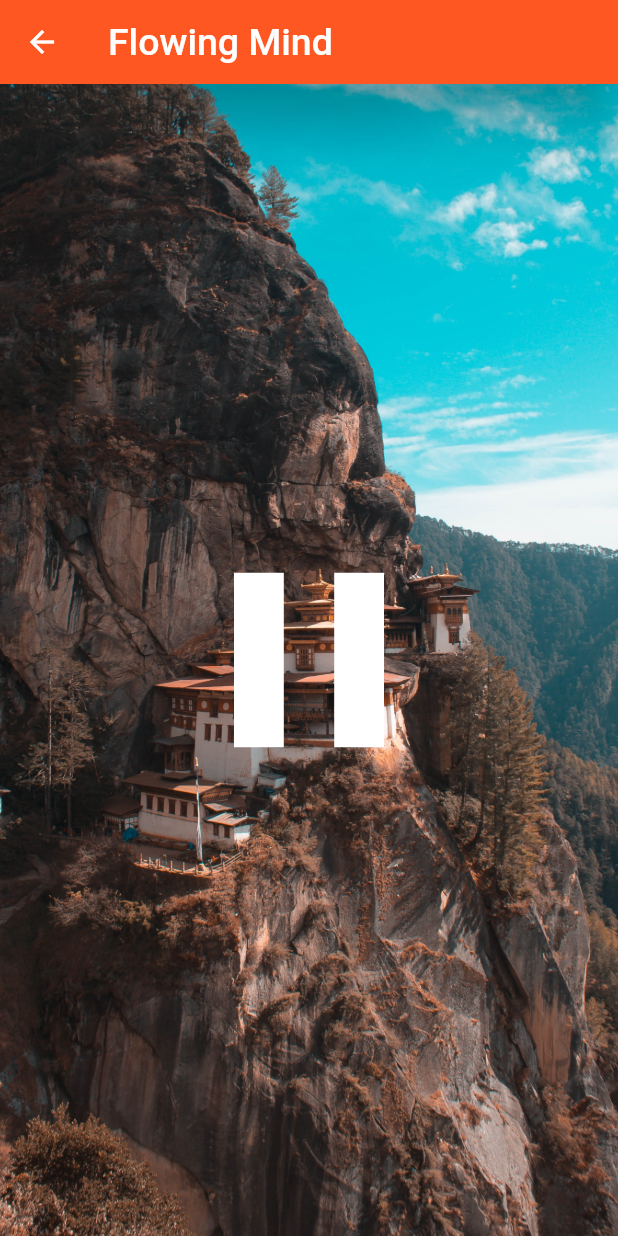
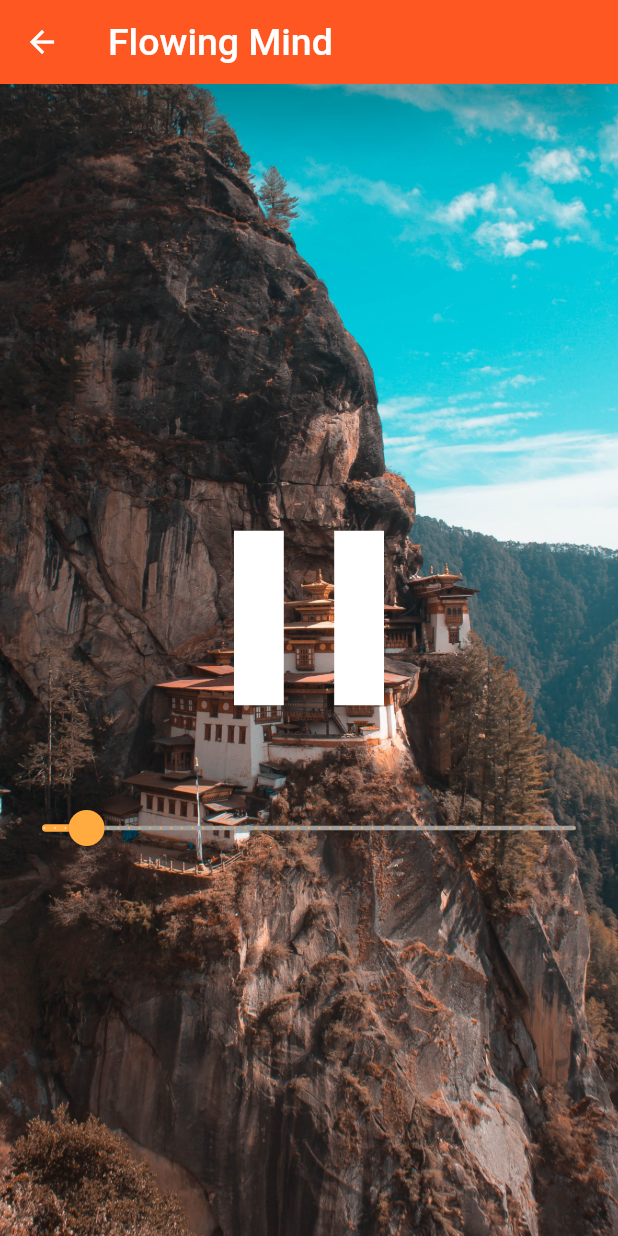
Before and after one commit to gardnerapp/MinervaMeditation, a Flutter app: the Meditation screen opened directly, on a phone screen of 412 x 824 dp. Run offline on Flutter 3.47's test engine with Material 2 defaults, Android fonts, the phone set to English and light mode, and no system bars.

```diff
--- a/lib/meditations/meditation.dart
+++ b/lib/meditations/meditation.dart
@@ -1,6 +1,7 @@
 import 'package:flutter/material.dart';
 
 class Meditation extends StatefulWidget {
+  // TODO implement random photo as background, add sound player from remote
   final String title;
 
   const Meditation({Key key, this.title}) : super(key: key);
@@ -58,6 +59,20 @@ class _MeditationState extends State<Meditation> {
                               this.isPlaying = !this.isPlaying;
                             });
                           }))),
+              SliderTheme(
+                data: SliderTheme.of(context),
+                child: Slider(
+                  value: 20,
+                  min: 0,
+                  max: 250,
+                  divisions: 50,
+                  label: "1:00",
+                  activeColor: Colors.orangeAccent,
+                  onChanged: (val) {
+
+                  },
+                ),
+              ),
             ],
           )
         ])
```
Also changed, not shown: lib/books/books_main.dart (+11 -3 lines).
